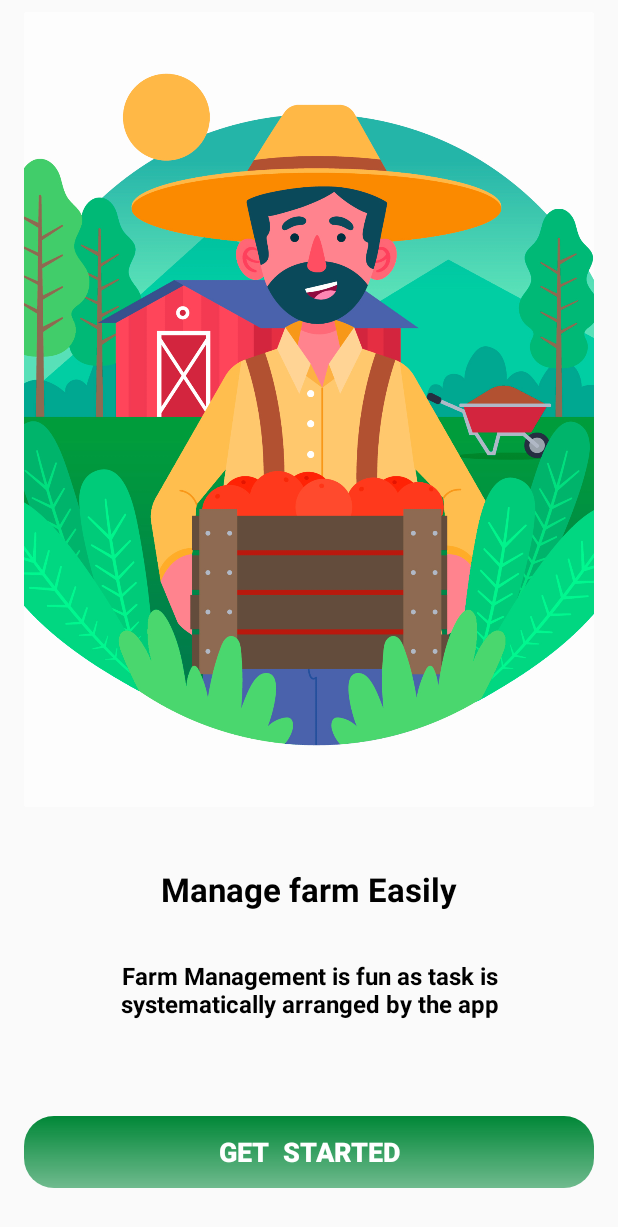
After one commit to ayosol/AgroMallTest, an Android app: the layout activity_onboarding.xml on its own in the app's theme, with its tools: preview values and no code run, on a phone screen of 412 x 824 dp. The commit adds this screen. Shown: the top 1227 px of the screen. Run offline under Robolectric (Android 15) with nearby library versions, the phone set to English and light mode, and no system bars.

Commit message:
Onboarding Screen Added

```diff
--- a/app/src/main/AndroidManifest.xml
+++ b/app/src/main/AndroidManifest.xml
@@ -9,7 +9,8 @@
         android:roundIcon="@mipmap/ic_launcher_round"
         android:supportsRtl="true"
         android:theme="@style/AppTheme">
-        <activity android:name=".activity.LoginActivity"></activity>
+        <activity android:name=".activity.OnboardingActivity"></activity>
+        <activity android:name=".activity.LoginActivity" />
         <activity android:name=".activity.SplashScreenActivity">
             <intent-filter>
                 <action android:name="android.intent.action.MAIN" />
--- a/app/src/main/java/com/example/agrocapture/activity/LoginActivity.java
+++ b/app/src/main/java/com/example/agrocapture/activity/LoginActivity.java
@@ -1,6 +1,8 @@
 package com.example.agrocapture.activity;
 
 import android.os.Bundle;
+import android.view.View;
+import android.widget.Button;
 
 import androidx.appcompat.app.AppCompatActivity;
 
@@ -8,11 +10,21 @@ import com.example.agrocapture.R;
 
 public class LoginActivity extends AppCompatActivity {
 
+    Button btn_login;
+
     @Override
     protected void onCreate(Bundle savedInstanceState) {
         super.onCreate(savedInstanceState);
         setContentView(R.layout.activity_login);
 
+        btn_login = findViewById(R.id.btn_login);
+
+        btn_login.setOnClickListener(new View.OnClickListener() {
+            @Override
+            public void onClick(View v) {
+
+            }
+        });
 
     }
 }
--- /dev/null
+++ b/app/src/main/java/com/example/agrocapture/activity/OnboardingActivity.java
@@ -0,0 +1,27 @@
+package com.example.agrocapture.activity;
+
+import android.content.Intent;
+import android.os.Bundle;
+import android.view.View;
+import android.widget.Button;
+
+import androidx.appcompat.app.AppCompatActivity;
+
+import com.example.agrocapture.R;
+
+public class OnboardingActivity extends AppCompatActivity {
+
+    Button btn_start;
+
+    @Override
+    protected void onCreate(Bundle savedInstanceState) {
+        super.onCreate(savedInstanceState);
+        setContentView(R.layout.activity_onboarding);
+    }
+
+    //Start the LoginActivity
+    public void start(View view) {
+        Intent intent = new Intent(OnboardingActivity.this, LoginActivity.class);
+        startActivity(intent);
+    }
+}
--- a/app/src/main/java/com/example/agrocapture/activity/SplashScreenActivity.java
+++ b/app/src/main/java/com/example/agrocapture/activity/SplashScreenActivity.java
@@ -30,16 +30,12 @@ public class SplashScreenActivity extends AppCompatActivity {
         splash_icon.animate().translationXBy(2000).setDuration(3500);
 
         //Set Text to fade in gradually
-        /*Animation fade_in = AnimationUtils.loadAnimation(getApplicationContext(),R.anim.fade_in);
-        splash_text.startAnimation(fade_in);*/
-
         final float startSize = 2; // Size in pixels
         final float endSize = 42;
         final int animationDuration = 3000; // Animation duration in ms
 
         ValueAnimator animator = ValueAnimator.ofFloat(startSize, endSize);
         animator.setDuration(animationDuration);
-
         animator.addUpdateListener(new ValueAnimator.AnimatorUpdateListener() {
             @Override
             public void onAnimationUpdate(ValueAnimator valueAnimator) {
@@ -53,10 +49,24 @@ public class SplashScreenActivity extends AppCompatActivity {
         new Handler().postDelayed(new Runnable() {
             @Override
             public void run() {
-                Intent intent = new Intent(SplashScreenActivity.this, LoginActivity.class);
-                startActivity(intent);
-                finish();
+                runOnce();
             }
         }, SPLASH_TIME);
     }
+
+    public void runOnce() {
+        Boolean isFirstRun = getSharedPreferences("PREFERENCE", MODE_PRIVATE)
+                .getBoolean("isFirstRun", true);
+        if (isFirstRun) {
+            //show OnboardingActivity
+            startActivity(new Intent(SplashScreenActivity.this, OnboardingActivity.class));
+            finish();
+        } else {
+            //show LoginActivity
+            Intent intent = new Intent(SplashScreenActivity.this, LoginActivity.class);
+            startActivity(intent);
+        }
+        getSharedPreferences("PREFERENCE", MODE_PRIVATE).edit()
+                .putBoolean("isFirstRun", false).commit();
+    }
 }
--- a/app/src/main/res/drawable/btn_background.xml
+++ b/app/src/main/res/drawable/btn_background.xml
@@ -1,6 +1,8 @@
 <?xml version="1.0" encoding="utf-8"?>
 <shape xmlns:android="http://schemas.android.com/apk/res/android">
-    <solid android:color="@color/appColor" />
     <corners android:radius="20dp" />
-
+    <gradient
+        android:angle="270"
+        android:endColor="#8D008737"
+        android:startColor="@color/appColor" />
 </shape>
--- a/app/src/main/res/layout/activity_login.xml
+++ b/app/src/main/res/layout/activity_login.xml
@@ -101,9 +101,9 @@
         style="@style/Widget.MaterialComponents.TextInputLayout.OutlinedBox"
         android:layout_width="0dp"
         android:layout_height="wrap_content"
-        android:layout_marginStart="32dp"
         android:layout_marginTop="24dp"
         android:layout_marginEnd="32dp"
+        android:layout_marginStart="32dp"
         android:hint="Enter password here"
         app:boxBackgroundColor="#AAFFFFFF"
         app:boxCornerRadiusBottomEnd="20dp"
@@ -130,9 +130,9 @@
         android:layout_marginTop="16dp"
         android:background="@drawable/btn_background"
         android:text="Login"
-        android:textColor="@color/white"
         android:textSize="18sp"
         android:textStyle="bold"
+        android:textColor="@color/white"
         app:layout_constraintEnd_toEndOf="@id/password_Layout"
         app:layout_constraintStart_toStartOf="@id/password_Layout"
         app:layout_constraintTop_toBottomOf="@+id/password_Layout" />
@@ -141,12 +141,12 @@
         android:layout_width="match_parent"
         android:layout_height="wrap_content"
         android:layout_marginTop="4dp"
+        android:clickable="true"
         android:backgroundTint="@color/appColor"
-        android:clickable="true"
         android:text="Forgot Password?"
         android:textAlignment="center"
+        android:textSize="16sp"
         android:textColor="@color/appColor"
-        android:textSize="16sp"
         app:layout_constraintEnd_toEndOf="@id/btn_login"
         app:layout_constraintStart_toStartOf="@id/btn_login"
         app:layout_constraintTop_toBottomOf="@+id/btn_login" />
--- /dev/null
+++ b/app/src/main/res/layout/activity_onboarding.xml
@@ -0,0 +1,81 @@
+<?xml version="1.0" encoding="utf-8"?>
+<androidx.constraintlayout.widget.ConstraintLayout xmlns:android="http://schemas.android.com/apk/res/android"
+    xmlns:app="http://schemas.android.com/apk/res-auto"
+    xmlns:tools="http://schemas.android.com/tools"
+    android:layout_width="match_parent"
+    android:layout_height="match_parent"
+    tools:context=".activity.OnboardingActivity">
+
+    <androidx.cardview.widget.CardView
+        android:id="@+id/imageCard"
+        android:layout_width="0dp"
+        android:layout_height="0dp"
+        android:layout_marginStart="16dp"
+        android:layout_marginTop="8dp"
+        android:layout_marginEnd="16dp"
+        android:layout_marginBottom="8dp"
+        app:cardElevation="0dp"
+        app:layout_constraintBottom_toTopOf="@+id/text_manage"
+        app:layout_constraintEnd_toEndOf="parent"
+        app:layout_constraintStart_toStartOf="parent"
+        app:layout_constraintTop_toTopOf="parent">
+
+        <ImageView
+            android:layout_width="wrap_content"
+            android:layout_height="wrap_content"
+            android:scaleType="centerCrop"
+            android:src="@drawable/farmer"
+            tools:ignore="ContentDescription" />
+
+    </androidx.cardview.widget.CardView>
+
+    <TextView
+        android:id="@+id/text_manage"
+        android:layout_width="match_parent"
+        android:layout_height="wrap_content"
+        android:layout_marginTop="32dp"
+        android:layout_marginBottom="32dp"
+        android:text="Manage farm Easily"
+        android:textAlignment="center"
+        android:textColor="@color/black"
+        android:textSize="22sp"
+        android:textStyle="bold"
+        app:layout_constraintBottom_toTopOf="@+id/text"
+        app:layout_constraintEnd_toEndOf="parent"
+        app:layout_constraintStart_toStartOf="@+id/text"
+        app:layout_constraintTop_toBottomOf="@+id/imageCard" />
+
+    <TextView
+        android:id="@+id/text"
+        android:layout_width="match_parent"
+        android:layout_height="wrap_content"
+        android:layout_marginStart="32dp"
+        android:layout_marginEnd="32dp"
+        android:layout_marginBottom="64dp"
+        android:text="Farm Management is fun as task is systematically arranged by the app"
+        android:textAlignment="center"
+        android:textColor="@color/black"
+        android:textSize="16sp"
+        android:textStyle="bold"
+        app:layout_constraintBottom_toTopOf="@+id/btn_start"
+        app:layout_constraintEnd_toEndOf="@+id/btn_start"
+        app:layout_constraintStart_toStartOf="@+id/btn_start" />
+
+    <Button
+        android:id="@+id/btn_start"
+        android:layout_width="0dp"
+        android:layout_height="48dp"
+        android:layout_marginStart="16dp"
+        android:layout_marginEnd="16dp"
+        android:layout_marginBottom="32dp"
+        android:background="@drawable/btn_background"
+        android:onClick="start"
+        android:text="Get  Started"
+        android:textColor="@color/white"
+        android:textSize="18sp"
+        android:textStyle="bold"
+        app:layout_constraintBottom_toBottomOf="parent"
+        app:layout_constraintEnd_toEndOf="parent"
+        app:layout_constraintStart_toStartOf="parent" />
+
+</androidx.constraintlayout.widget.ConstraintLayout>
--- a/app/src/main/res/values/colors.xml
+++ b/app/src/main/res/values/colors.xml
@@ -5,5 +5,6 @@
     <color name="colorPrimaryDark">#3700B3</color>
     <color name="colorAccent">#03DAC5</color>
     <color name="white">#FFFFFF</color>
+    <color name="black">#000000</color>
 
 </resources>
```
Also changed, not shown: app/src/main/ic_farmers-playstore.png (added), app/src/main/res/drawable/farm_pic_show.jpg (added), app/src/main/res/drawable/farmer.jpg (added), app/src/main/res/drawable/farmer_with_tool.jpg (added), app/src/main/res/drawable/farmers.jpg (added), app/src/main/res/drawable/farmers_work.jpg (added), app/src/main/res/drawable/ic_sprout.png (added).
